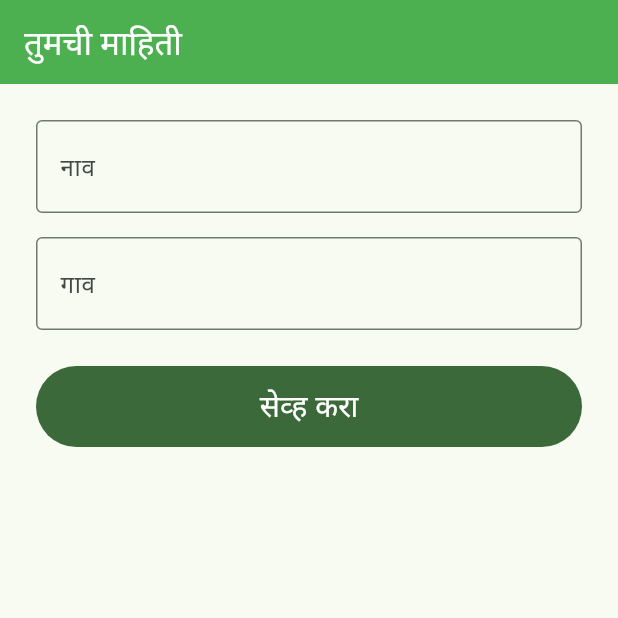
After one commit to OmkarDhekane108/shetudyami-ai, a Flutter app: the ProfileScreen screen opened directly, after a tap on "सेव्ह करा", on a phone screen of 412 x 824 dp, the top half of it. The commit adds this screen. Run offline on Flutter 3.47's test engine with Material 3 defaults, Android fonts, the phone set to English and light mode, and no system bars; our stand-ins replace cloud_firestore, firebase_auth, firebase_core; accounts and stored records are empty.

Commit message:
Add farmer profile screen

```diff
--- /dev/null
+++ b/mobile/lib/profile_screen.dart
@@ -0,0 +1,65 @@
+import 'package:flutter/material.dart';
+import 'package:firebase_auth/firebase_auth.dart';
+import 'package:cloud_firestore/cloud_firestore.dart';
+
+class ProfileScreen extends StatefulWidget {
+  const ProfileScreen({super.key});
+
+  @override
+  State<ProfileScreen> createState() => _ProfileScreenState();
+}
+
+class _ProfileScreenState extends State<ProfileScreen> {
+  final _name = TextEditingController();
+  final _village = TextEditingController();
+  bool _saving = false;
+
+  Future<void> _save() async {
+    if (_name.text.trim().isEmpty || _village.text.trim().isEmpty) return;
+    setState(() => _saving = true);
+    final user = FirebaseAuth.instance.currentUser!;
+    await FirebaseFirestore.instance.collection('users').doc(user.uid).set({
+      'name': _name.text.trim(),
+      'village': _village.text.trim(),
+      'phone': user.phoneNumber,
+      'createdAt': FieldValue.serverTimestamp(),
+    });
+    if (mounted) setState(() => _saving = false);
+  }
+
+  @override
+  Widget build(BuildContext context) {
+    return Scaffold(
+      appBar: AppBar(title: const Text('तुमची माहिती')),
+      body: Padding(
+        padding: const EdgeInsets.all(24),
+        child: Column(
+          children: [
+            TextField(
+              controller: _name,
+              style: const TextStyle(fontSize: 20),
+              decoration: const InputDecoration(
+                  labelText: 'नाव', border: OutlineInputBorder()),
+            ),
+            const SizedBox(height: 16),
+            TextField(
+              controller: _village,
+              style: const TextStyle(fontSize: 20),
+              decoration: const InputDecoration(
+                  labelText: 'गाव', border: OutlineInputBorder()),
+            ),
+            const SizedBox(height: 24),
+            SizedBox(
+              width: double.infinity,
+              height: 54,
+              child: FilledButton(
+                onPressed: _saving ? null : _save,
+                child: const Text('सेव्ह करा', style: TextStyle(fontSize: 20)),
+              ),
+            ),
+          ],
+        ),
+      ),
+    );
+  }
+}
--- /dev/null
+++ b/mobile/linux/mobile/lib/main.dart
@@ -0,0 +1,89 @@
+import 'package:flutter/material.dart';
+import 'package:firebase_core/firebase_core.dart';
+import 'package:firebase_auth/firebase_auth.dart';
+import 'package:cloud_firestore/cloud_firestore.dart';
+import 'firebase_options.dart';
+import 'login_screen.dart';
+import 'profile_screen.dart';
+
+void main() async {
+  WidgetsFlutterBinding.ensureInitialized();
+  await Firebase.initializeApp(
+    options: DefaultFirebaseOptions.currentPlatform,
+  );
+  runApp(const ShetUdyamiApp());
+}
+
+class ShetUdyamiApp extends StatelessWidget {
+  const ShetUdyamiApp({super.key});
+
+  @override
+  Widget build(BuildContext context) {
+    return MaterialApp(
+      title: 'ShetUdyami.AI',
+      debugShowCheckedModeBanner: false,
+      theme: ThemeData(
+        colorScheme: ColorScheme.fromSeed(seedColor: Colors.green),
+        appBarTheme: const AppBarTheme(
+          backgroundColor: Colors.green,
+          foregroundColor: Colors.white,
+        ),
+        useMaterial3: true,
+      ),
+      home: StreamBuilder<User?>(
+        stream: FirebaseAuth.instance.authStateChanges(),
+        builder: (context, snapshot) {
+          if (snapshot.connectionState == ConnectionState.waiting) {
+            return const Scaffold(
+                body: Center(child: CircularProgressIndicator()));
+          }
+          if (snapshot.hasData) {
+            return StreamBuilder<DocumentSnapshot>(
+              stream: FirebaseFirestore.instance
+                  .collection('users')
+                  .doc(snapshot.data!.uid)
+                  .snapshots(),
+              builder: (context, doc) {
+                if (!doc.hasData) {
+                  return const Scaffold(
+                      body: Center(child: CircularProgressIndicator()));
+                }
+                return doc.data!.exists
+                    ? const HomeScreen()
+                    : const ProfileScreen();
+              },
+            );
+          }
+          return const LoginScreen();
+        },
+      ),
+    );
+  }
+}
+
+class HomeScreen extends StatelessWidget {
+  const HomeScreen({super.key});
+
+  @override
+  Widget build(BuildContext context) {
+    final user = FirebaseAuth.instance.currentUser;
+    return Scaffold(
+      appBar: AppBar(
+        title: const Text('ShetUdyami.AI'),
+        actions: [
+          IconButton(
+            icon: const Icon(Icons.logout),
+            onPressed: () => FirebaseAuth.instance.signOut(),
+          ),
+        ],
+      ),
+      body: Center(
+        child: Text(
+          'स्वागत! 🌾\n${user?.phoneNumber ?? ''}',
+          style: const TextStyle(fontSize: 24),
+          textAlign: TextAlign.center,
+        ),
+      ),
+    );
+  }
+}
```
Also changed, not shown: mobile/lib/main.dart (+19 -1 lines), mobile/profile_screen.dart (added), 1 other file.
